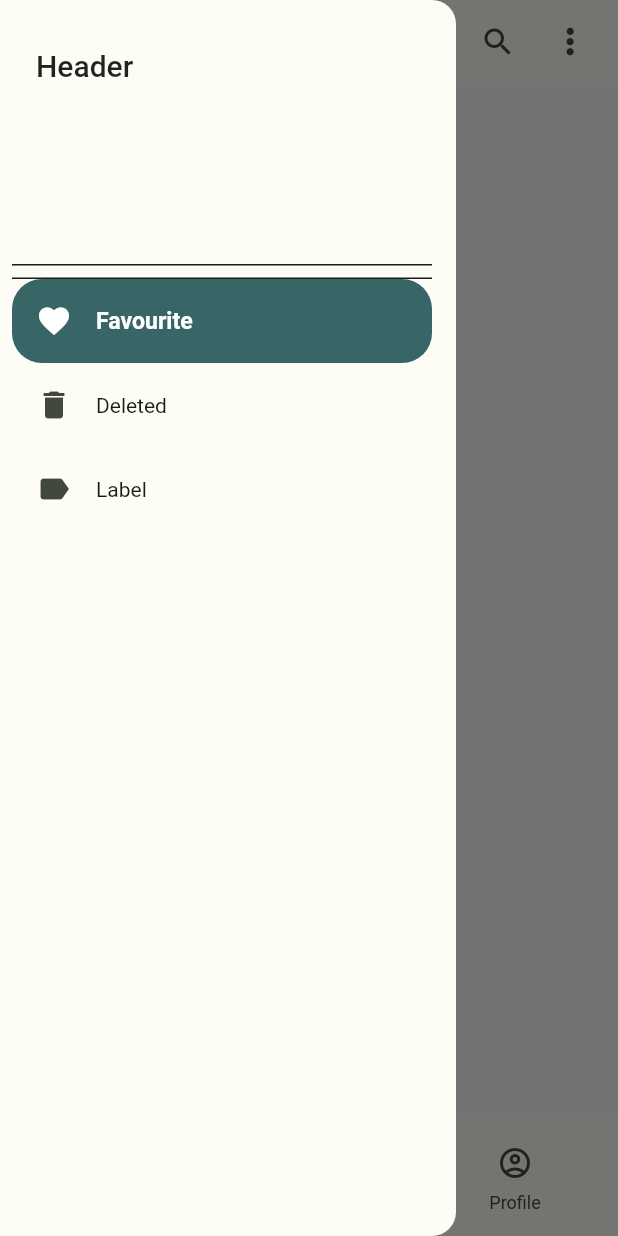
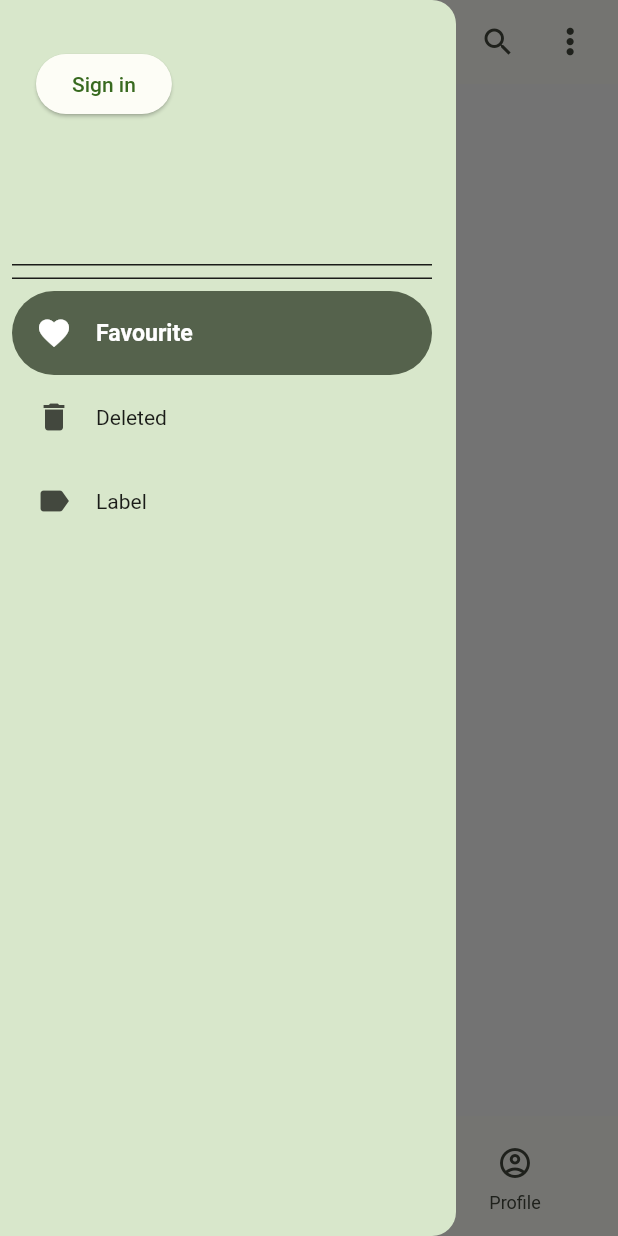
Before and after one commit to conteluca/cryptoapp, a Flutter app: the screen it shows after launch, with the side drawer open, on a phone screen of 412 x 824 dp. Run offline on Flutter 3.47's test engine with Material 2 defaults, Android fonts, the phone set to English and light mode, and no system bars; our stand-ins replace cached_network_image, firebase_auth, firebase_core, font_awesome_flutter, google_fonts, lottie; missing offline and left inert: coingecko_api; accounts and stored records are empty.

```diff
--- a/lib/components/drawer_component.dart
+++ b/lib/components/drawer_component.dart
@@ -4,11 +4,15 @@ import 'drawer_item_component.dart';
 
 class CustomDrawer extends StatefulWidget {
   const CustomDrawer({Key? key}) : super(key: key);
-  final List<DrawerItem> drawerItems = const [
+  final listViewPadding =
+      const EdgeInsets.only(right: 16.0, top: 16.0, left: 8.0);
+  final topSpace = const SizedBox(height: 8.0);
+  final drawerItems = const [
     DrawerItem("Favourite", Icon(Icons.favorite)),
     DrawerItem("Deleted", Icon(Icons.delete)),
     DrawerItem("Label", Icon(Icons.label)),
   ];
+
   @override
   State<CustomDrawer> createState() => _CustomDrawerState();
 }
@@ -19,19 +23,27 @@ class _CustomDrawerState extends State<CustomDrawer> {
   @override
   Widget build(BuildContext context) {
     return Drawer(
+      backgroundColor: Theme.of(context).colorScheme.secondaryContainer,
       child: ListView(
-        padding: const EdgeInsets.only(right: 16.0, top: 16.0, left: 8.0),
+        padding: widget.listViewPadding,
         children: [
           DrawerHeader(
-            child: Text(
-              'Header',
-              style: Theme.of(context).textTheme.headline6,
+            child: Column(
+              crossAxisAlignment: CrossAxisAlignment.start,
+              children: [
+                ElevatedButton(
+                  onPressed: () {  },
+                  child: Text('Sign in'),
+                  // style: Theme.of(context).textTheme.headline6,
+                ),
+              ],
             ),
           ),
           const Divider(
             height: 1,
             thickness: 1,
           ),
+          widget.topSpace,
           ...widget.drawerItems
               .map((e) => DrawerItemComponent(
                     title: e.title,
--- a/lib/components/drawer_item_component.dart
+++ b/lib/components/drawer_item_component.dart
@@ -32,10 +32,10 @@ class DrawerItemComponent extends StatelessWidget {
       selected: isSelected,
       onTap: () => onTap(index),
       shape: RoundedRectangleBorder(
-        borderRadius: BorderRadius.circular(20.0),
+        borderRadius: BorderRadius.circular(48.0),
       ),
-      selectedTileColor: Theme.of(context).colorScheme.tertiary,
-      selectedColor: Theme.of(context).colorScheme.onTertiary,
+      selectedTileColor: Theme.of(context).colorScheme.secondary,
+      selectedColor: Theme.of(context).colorScheme.onSecondary,
     );
   }
 }
--- a/lib/components/scroll_to_hide_widget.dart
+++ b/lib/components/scroll_to_hide_widget.dart
@@ -5,7 +5,7 @@ class ScrollToHideWidget extends StatelessWidget {
     Key? key,
     required this.child,
     required this.isVisible,
-    this.duration = const Duration(milliseconds: 500),
+    this.duration = const Duration(milliseconds: 400),
   }) : super(key: key);
   final Duration duration;
   final Widget child;
@@ -14,7 +14,7 @@ class ScrollToHideWidget extends StatelessWidget {
   @override
   Widget build(BuildContext context) => AnimatedContainer(
         duration: duration,
-        height: isVisible ? const NavigationBarThemeData().height : 0,
+        height: isVisible ? 80.0 : 0,
         child: Wrap(
           children: [child],
         ),
--- /dev/null
+++ b/lib/constant/bottom_navigation_data.dart
@@ -0,0 +1,32 @@
+import 'package:flutter/material.dart';
+
+class NavigationDestinationData {
+  final Icon icon, selectedIcon;
+  final String label;
+
+  NavigationDestinationData(this.icon, this.selectedIcon, this.label);
+}
+
+final List<NavigationDestination> kBottomNavigationBar = [
+  NavigationDestinationData(
+    const Icon(Icons.home_outlined),
+    const Icon(Icons.home),
+    "Latest",
+  ),
+  NavigationDestinationData(
+    const Icon(Icons.explore_outlined),
+    const Icon(Icons.explore),
+    "Discover",
+  ),
+  NavigationDestinationData(
+    const Icon(Icons.account_circle_outlined),
+    const Icon(Icons.account_circle),
+    "Profile",
+  ),
+]
+    .map((e) => NavigationDestination(
+  icon: e.icon,
+  label: e.label,
+  selectedIcon: e.selectedIcon,
+))
+    .toList();
--- a/lib/screen/home.dart
+++ b/lib/screen/home.dart
@@ -6,28 +6,11 @@ import 'package:flutter/rendering.dart';
 import '../backend/navigation_controller_state.dart';
 import '../components/drawer_component.dart';
 import '../components/scroll_to_hide_widget.dart';
+import '../constant/bottom_navigation_data.dart';
 import 'latest.dart';
 
 class Home extends StatefulWidget {
   static const String id = "HOME";
-
-  final List<NavigationDestination> kBottomNavigationBar = const [
-    NavigationDestination(
-      icon: Icon(Icons.home_outlined),
-      label: "Latest",
-      selectedIcon: Icon(Icons.home),
-    ),
-    NavigationDestination(
-      icon: Icon(Icons.explore_outlined),
-      label: "Discover",
-      selectedIcon: Icon(Icons.explore),
-    ),
-    NavigationDestination(
-      icon: Icon(Icons.account_circle_outlined),
-      label: "Profile",
-      selectedIcon: Icon(Icons.account_circle),
-    ),
-  ];
 
   const Home({Key? key}) : super(key: key);
 
@@ -51,41 +34,38 @@ class _HomeState extends State<Home> {
     super.initState();
   }
 
-  @override
-  Widget build(BuildContext context) {
-    return Scaffold(
-      drawer: const CustomDrawer(),
-      floatingActionButton: _buildFloatingActionButton(),
-      bottomNavigationBar: ScrollToHideWidget(
-        isVisible: _controllers[_bottomNavigationIndex].isVisible,
-        child: NavigationBar(
-          elevation: 80,
-          animationDuration: kThemeAnimationDuration,
-          selectedIndex: _bottomNavigationIndex,
-          onDestinationSelected: _onDestinationSelected,
-          destinations: widget.kBottomNavigationBar,
-        ),
-      ),
-      body: BottomNavigationTransition(
-        child: _screens[_bottomNavigationIndex],
-      ),
-    );
+  _buildControllers() {
+    _controllerLatest = NavigationControllerState();
+    _controllerDiscover = NavigationControllerState();
+    _controllerProfile = NavigationControllerState();
+    _attachListener(_controllerLatest);
+    _attachListener(_controllerDiscover);
+    _attachListener(_controllerProfile);
+    _controllers
+        .addAll([_controllerLatest, _controllerDiscover, _controllerProfile]);
+    _controllerLatest.controller.addListener(_enableFloatingActionButton);
+  }
+
+  _buildScreens() {
+    _screens = [
+      Latest(controller: _controllerLatest.controller),
+      Discover(controller: _controllerDiscover.controller),
+      Profile(controller: _controllerProfile.controller),
+    ];
   }
 
   _buildFloatingActionButton() {
     return _bottomNavigationIndex == 0 && _showFloatingActionButton
         ? FloatingActionButton(
-            onPressed: _goToTop, child: const Icon(Icons.arrow_upward_rounded))
+            onPressed: _goToTop,
+            child: const Icon(Icons.arrow_upward_rounded),
+          )
         : null;
   }
+
   _goToTop() {
     _controllerLatest.controller.animateTo(0.0,
         duration: const Duration(milliseconds: 500), curve: Curves.easeOut);
-  }
-  _onDestinationSelected(int value) {
-    setState(() {
-      _bottomNavigationIndex = value;
-    });
   }
   _enableFloatingActionButton() {
     if (_controllerLatest.controller.position.pixels > 100.0) {
@@ -98,23 +78,11 @@ class _HomeState extends State<Home> {
       });
     }
   }
-  _buildScreens() {
-    _screens = [
-      Latest(controller: _controllerLatest.controller),
-      Discover(controller: _controllerDiscover.controller),
-      Profile(controller: _controllerProfile.controller),
-    ];
-  }
-  void _buildControllers() {
-    _controllerLatest = NavigationControllerState();
-    _controllerDiscover = NavigationControllerState();
-    _controllerProfile = NavigationControllerState();
-    _attachListener(_controllerLatest);
-    _attachListener(_controllerDiscover);
-    _attachListener(_controllerProfile);
-    _controllers
-        .addAll([_controllerLatest, _controllerDiscover, _controllerProfile]);
-    _controllerLatest.controller.addListener(_enableFloatingActionButton);
+
+  _onDestinationSelected(int value) {
+    setState(() {
+      _bottomNavigationIndex = value;
+    });
   }
 
 
@@ -141,4 +109,25 @@ class _HomeState extends State<Home> {
       }
     });
   }
+
+  @override
+  Widget build(BuildContext context) {
+    return Scaffold(
+      drawer: const CustomDrawer(),
+      floatingActionButton: _buildFloatingActionButton(),
+      bottomNavigationBar: ScrollToHideWidget(
+        isVisible: _controllers[_bottomNavigationIndex].isVisible,
+        child: NavigationBar(
+          elevation: 80,
+          animationDuration: kThemeAnimationDuration,
+          selectedIndex: _bottomNavigationIndex,
+          onDestinationSelected: _onDestinationSelected,
+          destinations: kBottomNavigationBar,
+        ),
+      ),
+      body: BottomNavigationTransition(
+        child: _screens[_bottomNavigationIndex],
+      ),
+    );
+  }
 }
--- a/lib/screen/latest.dart
+++ b/lib/screen/latest.dart
@@ -24,7 +24,7 @@ class Latest extends StatefulWidget {
 class _LatestState extends State<Latest> {
   bool _showBalance = true;
   final double _balance = 12368.89;
-
+  FloatingActionButton get getFloatingActionButton => FloatingActionButton(onPressed: (){},);
   _changeShowBalance() {
     setState(() {
       _showBalance = !_showBalance;
```
Also changed, not shown: lib/components/crypto_details.dart (+56 -30 lines), lib/screen/discover.dart (+63 -8 lines), lib/firebase_options.dart, pubspec.lock. Lines whose indentation alone changed are shown as unchanged.
